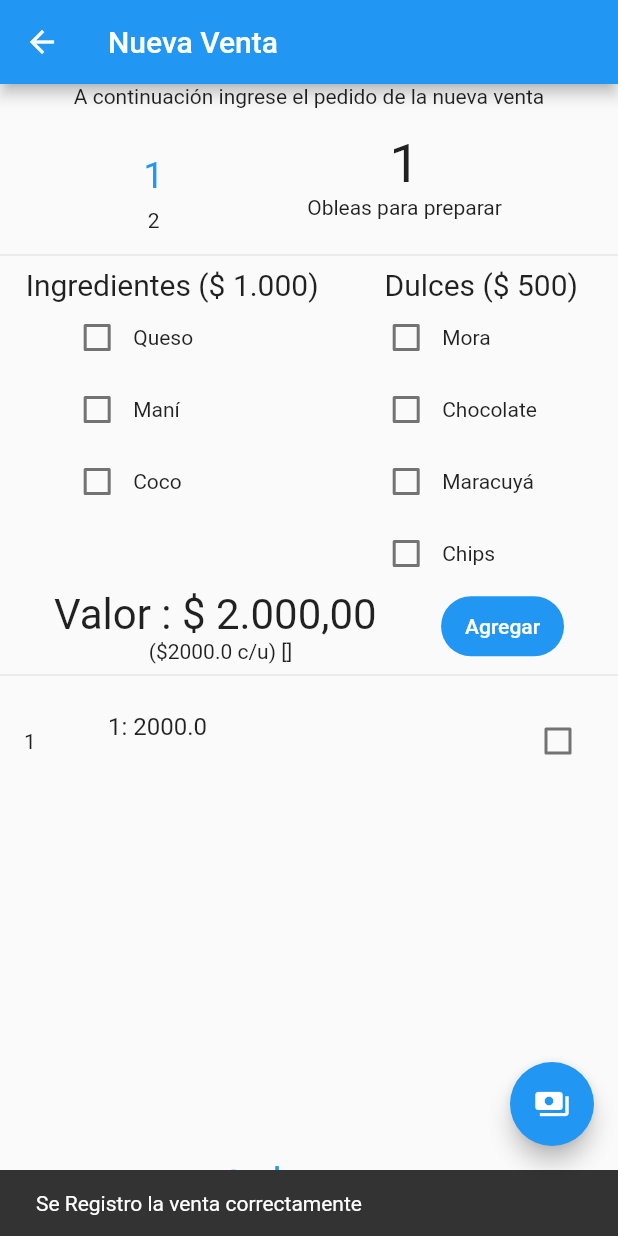
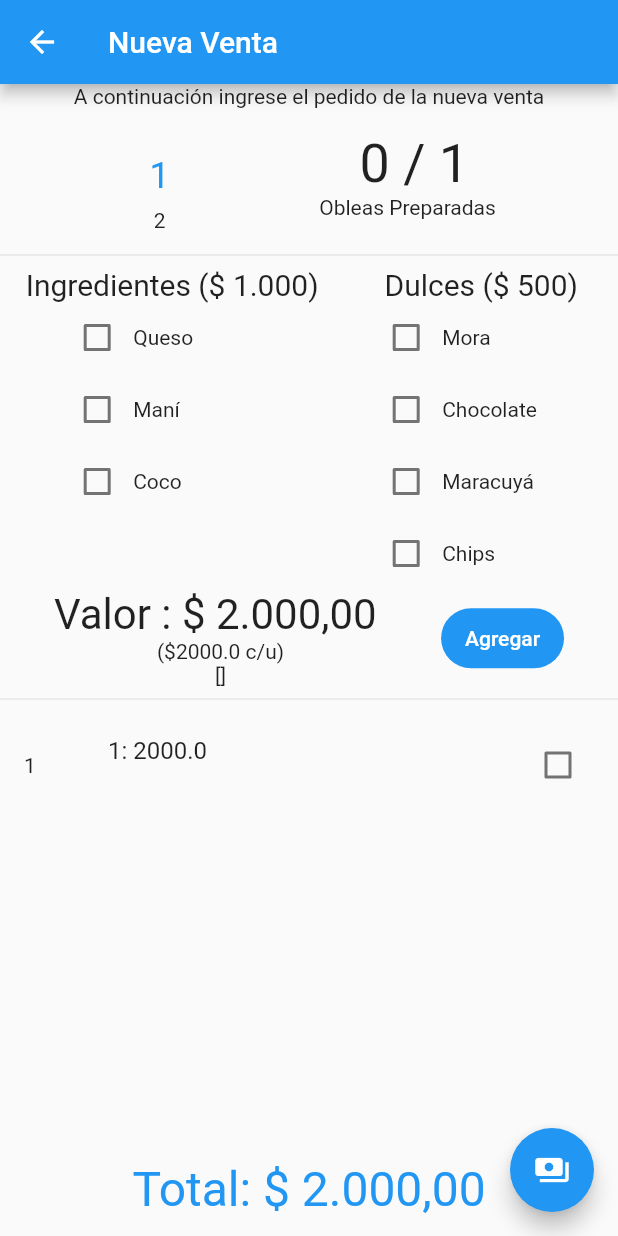
Before and after one commit to esbgo97/ricas_obleas, a Flutter app: the SavePage screen opened directly with empty values, after a tap on "Agregar", after a tap on the "payments" icon, on a phone screen of 412 x 824 dp. Run offline on Flutter 3.47's test engine with Material 2 defaults, Android fonts, the phone set to English and light mode, and no system bars; drawn by our look-alikes of numberpicker; our stand-ins replace sqflite; missing offline and left inert: dart:ffi; accounts and stored records are empty.

Commit message:
ajustes y creacion Productos, ordenes

```diff
--- /dev/null
+++ b/lib/models/order.dart
@@ -0,0 +1,17 @@
+import 'dart:ffi';
+
+import 'package:ricas_obleas/models/product.dart';
+
+class Order {
+  int? id;
+  double totalPrice;
+  String date;
+  Order({this.id, this.totalPrice = 0, this.date = "", });
+  Map<String, dynamic> toMap() {
+    return {
+      "id": this.id,
+      "totalPrice": this.totalPrice,
+      "date": this.date,
+    };
+  }
+}
--- a/lib/models/sale.dart
+++ b/lib/models/product.dart
@@ -1,12 +1,11 @@
-class Sale {
+class Product {
   int? id;
   int count;
   String ingredients;
   double price;
-  double totalPrice;
-  String date;
+  double total;
 
-  Sale({this.id, this.count = 0,this.ingredients= "",this.price= 0, this.totalPrice = 0,this.date = ""});
+  Product({this.id, this.count = 0,this.ingredients= "",this.price= 0, this.total = 0});
 
   Map<String,dynamic> toMap(){
     return {
@@ -15,8 +14,7 @@ class Sale {
       "price":this.price,
       "ingredients":this.ingredients,
       "price": this.price,
-      "totalPrice":this.totalPrice,
-      "date": this.date
+      "totalPrice":this.total,
     };
   }
 }
--- a/lib/pages/save_page.dart
+++ b/lib/pages/save_page.dart
@@ -4,7 +4,7 @@ import 'package:numberpicker/numberpicker.dart';
 import 'package:ricas_obleas/components/Additions.dart';
 import 'package:ricas_obleas/db/operation.dart';
 
-import '../models/sale.dart';
+import '../models/product.dart';
 
 class SavePage extends StatefulWidget {
   static const String ROUTE = "/save";
@@ -18,7 +18,7 @@ class _SavePageState extends State<SavePage> {
   double price = 2000;
   var description = "";
   List<String> additions = [];
-  List<Sale> saleItems = [];
+  List<Product> saleItems = [];
 
   void onChangeSweet(bool val, String name) {
     var ins = description.split(",");
@@ -28,7 +28,6 @@ class _SavePageState extends State<SavePage> {
       setState(() {
         price += 500;
         additions.add(name);
-        description = ins.join(",");
       });
     } else {
       ins.remove(name);
@@ -36,29 +35,20 @@ class _SavePageState extends State<SavePage> {
       setState(() {
         price -= 500;
         additions.remove(name);
-        description = ins.join(",");
       });
     }
   }
 
   void onChangeIngredient(bool val, String name) {
     if (val) {
-      var ins = description.split(",");
-      ins.add(name);
-
       setState(() {
         price += 1000;
         additions.add(name);
-        description = ins.join(",");
       });
     } else {
-      var ins = description.split(",");
-      ins.remove(name);
-
       setState(() {
         price -= 1000;
-        additions.add(name);
-        description = ins.join(",");
+        additions.remove(name);
       });
     }
   }
@@ -67,7 +57,7 @@ class _SavePageState extends State<SavePage> {
 
   @override
   Widget build(BuildContext context) {
-    Sale sale = ModalRoute.of(context)!.settings.arguments as Sale;
+    Product sale = ModalRoute.of(context)!.settings.arguments as Product;
 
     return WillPopScope(
       onWillPop: _onWillPopScope,
@@ -81,8 +71,9 @@ class _SavePageState extends State<SavePage> {
         floatingActionButton: FloatingActionButton(
           child: Icon(Icons.payments),
           onPressed: () async {
+
+/*
             var validate = _formKey.currentState?.validate();
-
             if (validate == true) {
               if (sale.id != null && sale.id! > 0) {
                 //Update Sale
@@ -107,20 +98,35 @@ class _SavePageState extends State<SavePage> {
                   SnackBar(content: Text("Se Registro la venta correctamente"));
               ScaffoldMessenger.of(context).showSnackBar(snackbar);
             }
+* */
+
+            if (saleItems.length > 0) {
+
+            } else {
+              final snackbar =
+              SnackBar(content: Text("Debe agregar al menos un producto"));
+              ScaffoldMessenger.of(context).showSnackBar(snackbar);
+            }
           },
         ),
       ),
     );
   }
 
-  void onAddSaleItem(Sale sale) {
+  void onAddSaleItem(Product sale) {
     setState(() {
       saleItems.add(sale);
-      sale = Sale();
+      sale = Product();
     });
   }
 
-  Widget _buildForm(Sale sale) {
+  void onRemoveSaleItem(Product sale) {
+    setState(() {
+      saleItems.remove(sale);
+    });
+  }
+
+  Widget _buildForm(Product sale) {
     final cop = new NumberFormat("#,##0.00", "es_CO");
     return Form(
       key: _formKey,
@@ -145,10 +151,10 @@ class _SavePageState extends State<SavePage> {
               Column(
                 children: [
                   Text(
-                    "${saleItems.fold<int>(0, (value, element) => value + element.count)}",
+                    " ${0} / ${saleItems.fold<int>(0, (value, element) => value + element.count)}",
                     style: TextStyle(fontSize: 36),
                   ),
-                  Text("Obleas para preparar")
+                  Text("Obleas Preparadas")
                 ],
               )
             ],
@@ -177,18 +183,21 @@ class _SavePageState extends State<SavePage> {
                     "Valor : \$ ${cop.format(price * count)} ",
                     style: TextStyle(fontSize: 28),
                   ),
-                  Text("(\$$price c/u) [$description]"),
+                  Text("(\$$price c/u)"),
+                  Text(
+                    "[${additions.join(", ")}]",
+                    overflow: TextOverflow.fade,
+                  ),
                 ],
               ),
               FilledButton(
                 child: Text("Agregar"),
                 onPressed: () async {
-                  onAddSaleItem(Sale(
+                  onAddSaleItem(Product(
                     count: count,
                     ingredients: description,
                     price: price,
-                    totalPrice: (count * price),
-                    date: DateTime.now().toIso8601String(),
+                    total: (count * price),
                   ));
                   setState(() {
                     count = 1;
@@ -205,7 +214,7 @@ class _SavePageState extends State<SavePage> {
           Container(
             height: 50,
             child: Text(
-              "Total: \$ ${cop.format(saleItems.fold<double>(0, (value, element) => value + element.totalPrice))}",
+              "Total: \$ ${cop.format(saleItems.fold<double>(0, (value, element) => value + element.total))}",
               style: TextStyle(fontSize: 32, color: Colors.blue),
             ),
           )
@@ -214,19 +223,31 @@ class _SavePageState extends State<SavePage> {
     );
   }
 
-  Widget _buildOrder(List<Sale> sales) {
+  Widget _buildOrder(List<Product> sales) {
     return Expanded(
         child: ListView.builder(
             itemCount: sales.length,
             itemBuilder: (BuildContext context, int i) {
               final item = sales[i];
               print(item.toString());
+
               return Dismissible(
-                  key: Key(i.toString()),
+                  key: UniqueKey(),
+                  onDismissed: (direction) {
+                    onRemoveSaleItem(sales[i]);
+                  },
+                  background: Container(
+                    alignment: Alignment.centerLeft,
+                    color: Colors.redAccent,
+                    child: Icon(
+                      Icons.delete,
+                      color: Colors.white,
+                    ),
+                  ),
                   child: ListTile(
                     leading: Text("${i + 1}"),
                     titleAlignment: ListTileTitleAlignment.center,
-                    title: Text("${item.count}: ${item.totalPrice}"),
+                    title: Text("${item.count}: ${item.total}"),
                     subtitle: Text(item.ingredients),
                     trailing: Checkbox(
                       value: false,
```
Also changed, not shown: lib/db/operation.dart (+58 -24 lines), lib/pages/list_page.dart (+15 -14 lines).
